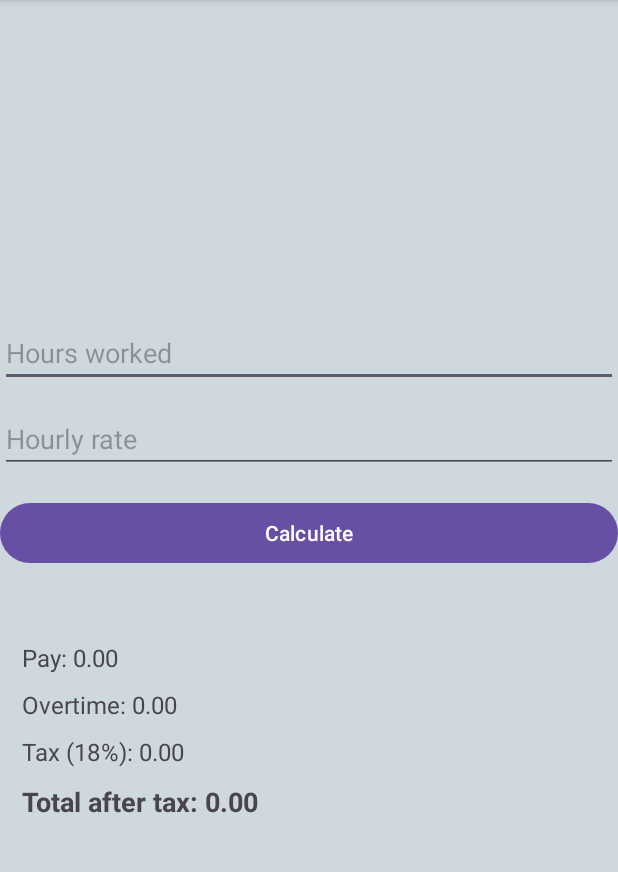
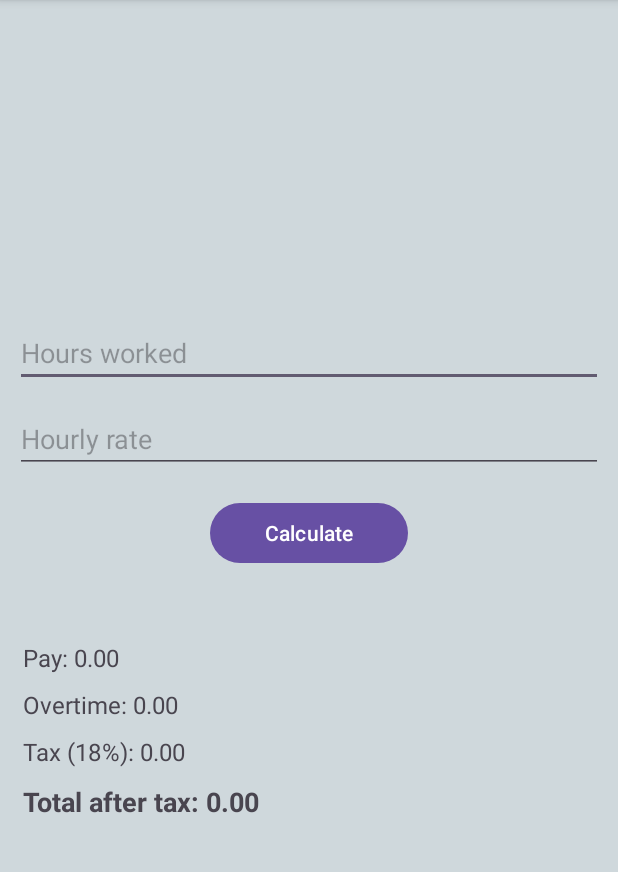
Before and after one commit to Ibrahimdur1989/A1_Ebrahim_AlSerri, an Android app: the screen it shows after launch (MainActivity), on a phone screen of 412 x 824 dp, the part 96-968 px from its top. Run offline under Robolectric (Android 15) with nearby library versions, the phone set to English and light mode, and no system bars.

Commit message:
fixing the text and input format

```diff
--- a/app/src/main/res/layout/activity_detail.xml
+++ b/app/src/main/res/layout/activity_detail.xml
@@ -12,6 +12,8 @@
     <ListView
         android:id="@+id/PaymentsList"
         android:layout_width="match_parent"
-        android:layout_height="match_parent"/>
+        android:layout_height="match_parent"
+        android:layout_marginTop="9dp"
+        android:layout_marginHorizontal="10dp"/>
 
 </LinearLayout>
--- a/app/src/main/res/layout/activity_main.xml
+++ b/app/src/main/res/layout/activity_main.xml
@@ -17,7 +17,8 @@
         android:layout_height="wrap_content"
         android:hint="@string/hours"
         android:inputType="number"
-        android:importantForAutofill="no"/>
+        android:importantForAutofill="no"
+        android:layout_marginHorizontal="10dp"/>
 
     <EditText
         android:id="@+id/rate"
@@ -26,6 +27,7 @@
         android:hint="@string/rate"
         android:inputType="numberDecimal"
         android:importantForAutofill="no"
+        android:layout_marginHorizontal="10dp"
         android:layout_marginTop="12dp"/>
 
     <Button
@@ -33,6 +35,7 @@
         android:layout_width="match_parent"
         android:layout_height="wrap_content"
         android:text="@string/calculate"
+        android:layout_marginHorizontal="140dp"
         android:layout_marginTop="16dp"/>
 
     <TextView
@@ -42,7 +45,7 @@
         android:text="@string/pay"
         android:textSize="16sp"
         android:layout_marginTop="48dp"
-        android:layout_marginStart="10dp"/>
+        android:layout_marginHorizontal="15dp"/>
 
 
 
@@ -53,7 +56,7 @@
         android:text="@string/overtime"
         android:textSize="16sp"
         android:layout_marginTop="9dp"
-        android:layout_marginStart="10dp"/>
+        android:layout_marginHorizontal="15dp"/>
 
     <TextView
         android:id="@+id/tax"
@@ -62,7 +65,7 @@
         android:text="@string/tax"
         android:textSize="16sp"
         android:layout_marginTop="9dp"
-        android:layout_marginStart="10dp"/>
+        android:layout_marginHorizontal="15dp"/>
 
     <TextView
         android:id="@+id/total"
@@ -72,6 +75,6 @@
         android:textStyle="bold"
         android:textSize="18sp"
         android:layout_marginTop="10dp"
-        android:layout_marginStart="10dp"/>
+        android:layout_marginHorizontal="15dp"/>
 
 </LinearLayout>
```
